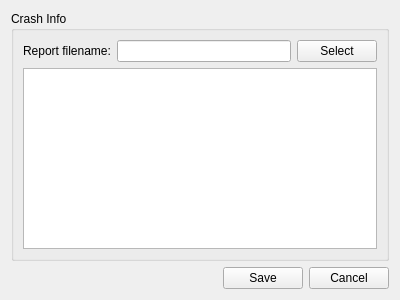
This is src/crashreportwidget.ui in etengabeko/stacktrace-test as Qt 5 draws it before an edit. The edited form follows.
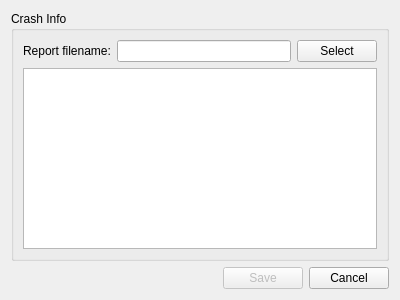
This is the edited form.

```diff
--- a/src/crashreportwidget.ui
+++ b/src/crashreportwidget.ui
@@ -68,6 +68,9 @@
      </item>
      <item>
       <widget class="QPushButton" name="saveReportButton">
+       <property name="enabled">
+        <bool>false</bool>
+       </property>
        <property name="text">
         <string>Save</string>
        </property>
```
